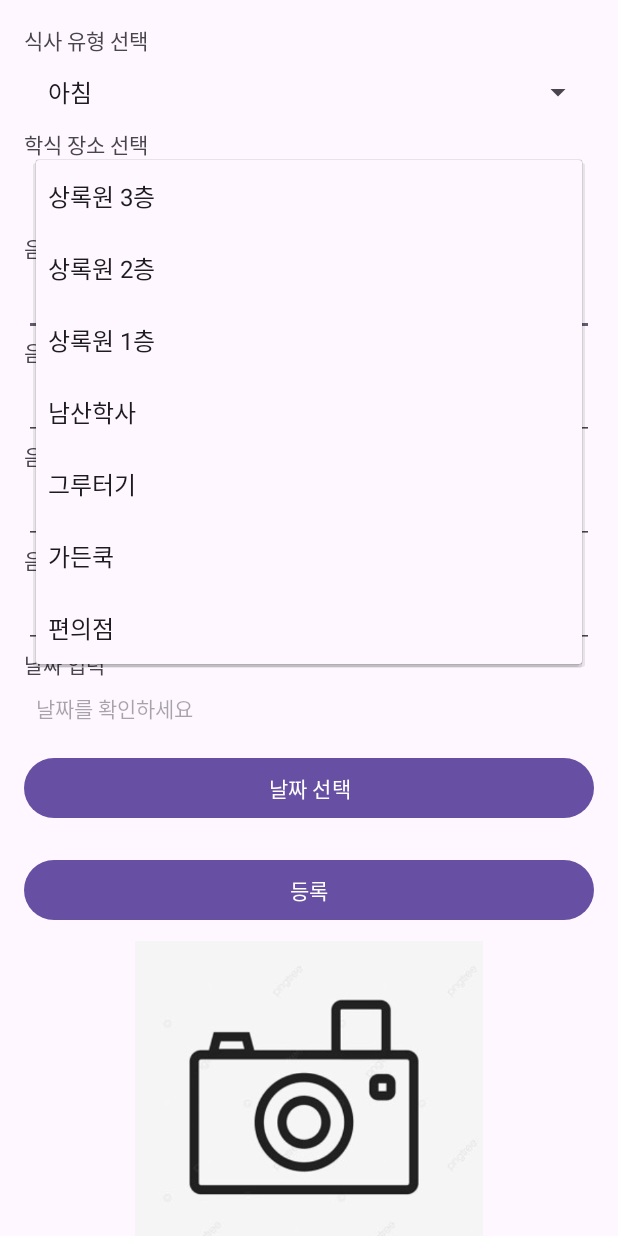
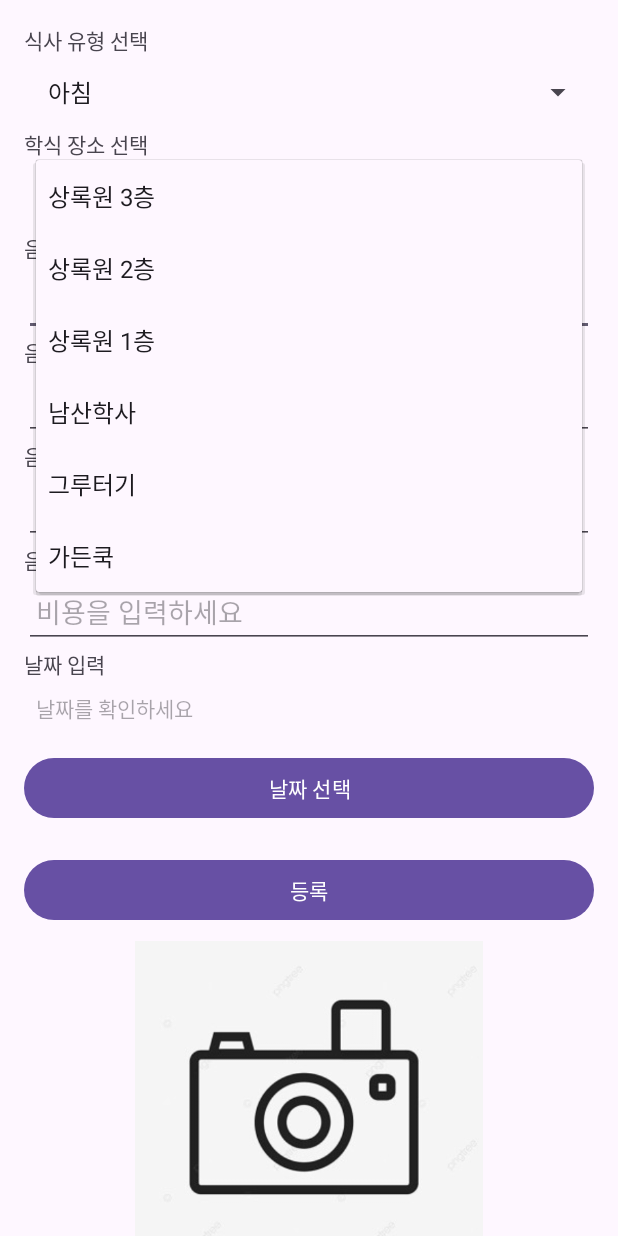
Before and after one commit to Joonw00/MobileSoft, an Android app: the fragment RegisterFragment shown on its own in the app's theme, after a tap on "상록원 3층", on a phone screen of 412 x 824 dp. Run offline under Robolectric (Android 15) with nearby library versions, the phone set to English and light mode, and no system bars; 1 other tap on this screen came first.

Commit message:
편의점 지움

```diff
--- a/app/src/main/java/com/example/mobilesoftwareproject/RegisterFragment.java
+++ b/app/src/main/java/com/example/mobilesoftwareproject/RegisterFragment.java
@@ -70,7 +70,7 @@ public class RegisterFragment extends Fragment {
         View view = inflater.inflate(R.layout.fragment_register, container, false);
         locationtypeSpinner = view.findViewById(R.id.locationSpinner);
         mealTypespinner = view.findViewById(R.id.mealTypespinner);
-        String[] locationTypes = {"상록원 3층", "상록원 2층", "상록원 1층", "남산학사","그루터기","가든쿡","편의점"};
+        String[] locationTypes = {"상록원 3층", "상록원 2층", "상록원 1층", "남산학사","그루터기","가든쿡"};
         String[] mealTypes = {"아침","점심","저녁"};
         // Initialize your EditText fields
         ArrayAdapter<String> adapter = new ArrayAdapter<>(requireActivity(), android.R.layout.simple_spinner_item, locationTypes);
```
